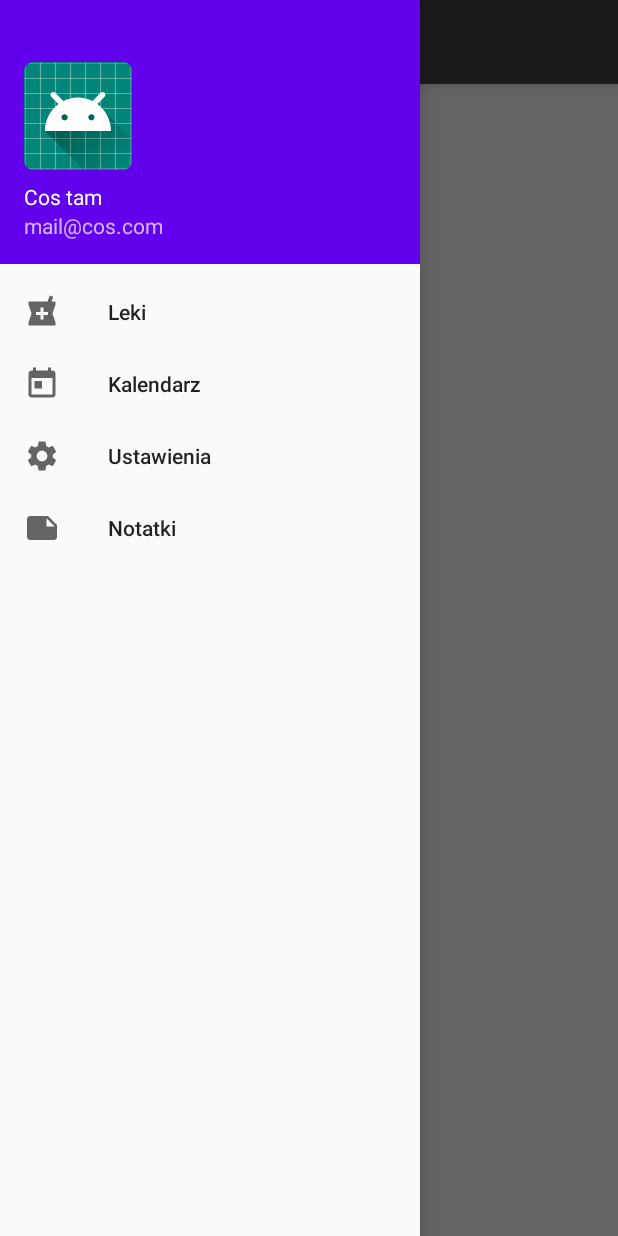
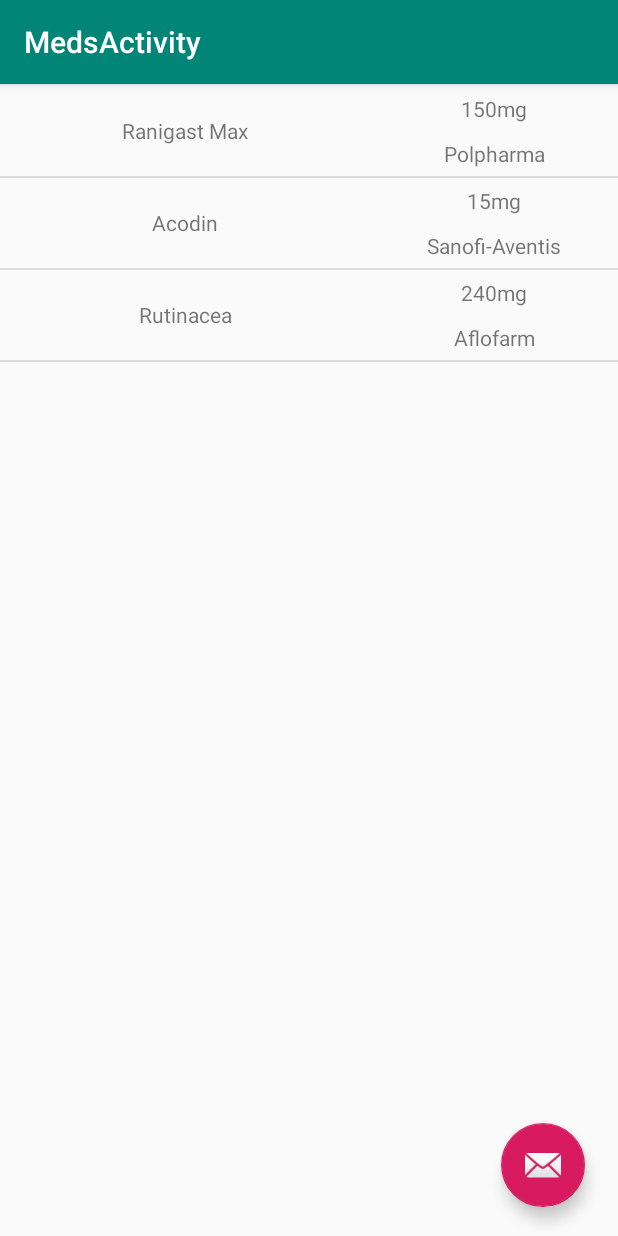
Before and after one commit to miloszg/medBase, an Android app: the screen it shows after launch (MainActivity before the commit, MedsActivity after it), after a tap on "Leki", on a phone screen of 412 x 824 dp. Run offline under Robolectric (Android 15) with nearby library versions, the phone set to English and light mode, and no system bars; 1 other tap on this screen came first.

Commit message:
created custom array adapter for listView with with medication class. List displays name, dose and manufacturer of the drug.

```diff
--- a/app/src/main/java/pl/milosz/medbase/MainActivity.java
+++ b/app/src/main/java/pl/milosz/medbase/MainActivity.java
@@ -1,15 +1,21 @@
 package pl.milosz.medbase;
 
+import android.content.Intent;
+import android.support.annotation.NonNull;
+import android.support.design.widget.BottomNavigationView;
+import android.support.design.widget.NavigationView;
 import android.support.v4.view.GravityCompat;
 import android.support.v4.widget.DrawerLayout;
 import android.support.v7.app.ActionBarDrawerToggle;
 import android.support.v7.app.AppCompatActivity;
 import android.os.Bundle;
 import android.support.v7.widget.Toolbar;
+import android.util.Log;
+import android.view.MenuItem;
 
-public class MainActivity extends AppCompatActivity {
+public class MainActivity extends AppCompatActivity implements NavigationView.OnNavigationItemSelectedListener {
 
-
+    private static final String TAG = "MainActivity";
     private DrawerLayout drawer;
 
     @Override
@@ -19,9 +25,46 @@ public class MainActivity extends AppCompatActivity {
         Toolbar toolbar = findViewById(R.id.toolbar);
         setSupportActionBar(toolbar);
         drawer = findViewById(R.id.drawer_layout);
+
+        NavigationView navigationView = findViewById(R.id.nav_view);
+        navigationView.setNavigationItemSelectedListener(this);
+
         ActionBarDrawerToggle toggle = new ActionBarDrawerToggle(this, drawer, toolbar, R.string.navigation_drawer_open, R.string.navigation_drawer_close);
         drawer.addDrawerListener(toggle);
         toggle.syncState();
+    }
+
+
+
+    @Override
+    public boolean onNavigationItemSelected(@NonNull MenuItem menuItem) {
+        switch (menuItem.getItemId()){
+            case R.id.nav_meds:
+                Log.d(TAG, "onNavigationItemSelected: clicked on meds");
+                Intent intent_med = new Intent(this, MedsActivity.class);
+                startActivity(intent_med);
+                break;
+            case R.id.nav_calendar:
+                Log.d(TAG, "onNavigationItemSelected: clicked on calendar");
+                Intent intent_cal = new Intent(this, CalendarActivity.class);
+                startActivity(intent_cal);
+                return true;
+            case R.id.nav_settings:
+                Log.d(TAG, "onNavigationItemSelected: clicked on settings");
+                Intent intent_set = new Intent(this, SettingsActivity.class);
+                startActivity(intent_set);
+                return true;
+            case R.id.nav_notes:
+                Log.d(TAG, "onNavigationItemSelected: clicked on notes");
+                Intent intent_note = new Intent(this, NotesActivity.class);
+                startActivity(intent_note);
+                return true;
+            default:
+                return false;
+        }
+
+        drawer.closeDrawer(GravityCompat.START);
+        return true;
     }
 
     @Override
--- /dev/null
+++ b/app/src/main/java/pl/milosz/medbase/Medication.java
@@ -0,0 +1,37 @@
+package pl.milosz.medbase;
+
+public class Medication {
+    private String name;
+    private String dose;
+    private String manufacturer;
+
+    public Medication(String name, String dose, String manufacturer) {
+        this.name = name;
+        this.dose = dose;
+        this.manufacturer = manufacturer;
+    }
+
+    public String getName() {
+        return name;
+    }
+
+    public String getDose() {
+        return dose;
+    }
+
+    public String getManufacturer() {
+        return manufacturer;
+    }
+
+    public void setName(String name) {
+        this.name = name;
+    }
+
+    public void setDose(String dose) {
+        this.dose = dose;
+    }
+
+    public void setManufacturer(String manufacturer) {
+        this.manufacturer = manufacturer;
+    }
+}
--- /dev/null
+++ b/app/src/main/java/pl/milosz/medbase/MedicationListAdapter.java
@@ -0,0 +1,46 @@
+package pl.milosz.medbase;
+
+import android.content.Context;
+import android.support.annotation.NonNull;
+import android.support.annotation.Nullable;
+import android.view.LayoutInflater;
+import android.view.View;
+import android.view.ViewGroup;
+import android.widget.ArrayAdapter;
+import android.widget.TextView;
+
+import java.util.ArrayList;
+import java.util.List;
+
+class MedicationListAdapter extends ArrayAdapter<Medication> {
+    private static final String TAG = "MedicationListAdapter";
+    private Context mContext;
+    private int mResource;
+
+    public MedicationListAdapter(Context context, int resource, ArrayList<Medication> objects) {
+        super(context, resource, objects);
+        mContext=context;
+        mResource=resource;
+    }
+
+
+    @NonNull
+    @Override
+    public View getView(int position, View convertView, ViewGroup parent) {
+        String name=getItem(position).getName();
+        String dose=getItem(position).getDose();
+        String manufacturer=getItem(position).getManufacturer();
+
+        Medication medication=new Medication(name,dose,manufacturer);
+        LayoutInflater inflater=LayoutInflater.from(mContext);
+        convertView=inflater.inflate(mResource,parent,false);
+        TextView textName=convertView.findViewById(R.id.textView1);
+        TextView textDose=convertView.findViewById(R.id.textView2);
+        TextView textManufacturer=convertView.findViewById(R.id.textView3);
+        textName.setText(name);
+        textDose.setText(dose);
+        textManufacturer.setText(manufacturer);
+
+        return convertView;
+    }
+}
--- /dev/null
+++ b/app/src/main/java/pl/milosz/medbase/MedsActivity.java
@@ -0,0 +1,48 @@
+package pl.milosz.medbase;
+
+import android.os.Bundle;
+import android.support.design.widget.FloatingActionButton;
+import android.support.design.widget.Snackbar;
+import android.support.v7.app.AppCompatActivity;
+import android.support.v7.widget.Toolbar;
+import android.view.View;
+import android.widget.ListView;
+
+import java.util.ArrayList;
+
+public class MedsActivity extends AppCompatActivity {
+    private static final String TAG = "MedsActivity";
+
+    @Override
+    protected void onCreate(Bundle savedInstanceState) {
+        super.onCreate(savedInstanceState);
+        setContentView(R.layout.activity_meds);
+        Toolbar toolbar = findViewById(R.id.toolbar);
+        setSupportActionBar(toolbar);
+
+        FloatingActionButton fab = findViewById(R.id.fab);
+        fab.setOnClickListener(new View.OnClickListener() {
+            @Override
+            public void onClick(View view) {
+                Snackbar.make(view, "Replace with your own action", Snackbar.LENGTH_LONG)
+                        .setAction("Action", null).show();
+            }
+        });
+
+        ListView mlistView = findViewById(R.id.medListview);
+
+        //przykladowe dane do lekow
+        Medication ranigastMax = new Medication("Ranigast Max", "150mg", "Polpharma");
+        Medication acodin = new Medication("Acodin", "15mg", "Sanofi-Aventis");
+        Medication rutinacea = new Medication("Rutinacea", "240mg", "Aflofarm");
+
+        ArrayList<Medication> medicationArrayList=new ArrayList<>();
+        medicationArrayList.add(ranigastMax);
+        medicationArrayList.add(acodin);
+        medicationArrayList.add(rutinacea);
+
+        MedicationListAdapter adapter= new MedicationListAdapter(this, R.layout.adapter_view, medicationArrayList);
+        mlistView.setAdapter(adapter);
+    }
+
+}
--- /dev/null
+++ b/app/src/main/res/layout/activity_meds.xml
@@ -0,0 +1,49 @@
+<?xml version="1.0" encoding="utf-8"?>
+<RelativeLayout xmlns:android="http://schemas.android.com/apk/res/android"
+    xmlns:app="http://schemas.android.com/apk/res-auto"
+    xmlns:tools="http://schemas.android.com/tools"
+    android:layout_width="match_parent"
+    android:layout_height="match_parent"
+    tools:context=".MedsActivity">
+
+    <android.support.design.widget.AppBarLayout
+        android:id="@+id/appBarLayout"
+        android:layout_width="match_parent"
+        android:layout_height="wrap_content"
+        android:theme="@style/AppTheme.AppBarOverlay">
+
+        <android.support.v7.widget.Toolbar
+            android:id="@+id/toolbar"
+            android:layout_width="match_parent"
+            android:layout_height="?attr/actionBarSize"
+            android:background="?attr/colorPrimary"
+            app:popupTheme="@style/AppTheme.PopupOverlay" />
+
+    </android.support.design.widget.AppBarLayout>
+
+    <include
+        android:id="@+id/include"
+        layout="@layout/content_meds" />
+
+    <android.support.design.widget.FloatingActionButton
+        android:id="@+id/fab"
+        android:layout_width="wrap_content"
+        android:layout_height="wrap_content"
+        android:layout_alignParentEnd="true"
+        android:layout_alignParentBottom="true"
+        android:layout_gravity="bottom|end"
+        android:layout_marginEnd="22dp"
+        android:layout_marginBottom="19dp"
+        app:srcCompat="@android:drawable/ic_dialog_email" />
+
+    <ListView
+        android:layout_width="match_parent"
+        android:layout_height="match_parent"
+        android:layout_alignParentStart="true"
+        android:layout_alignParentTop="true"
+        android:layout_marginStart="0dp"
+        android:layout_marginTop="57dp"
+        android:id="@+id/medListview"/>
+
+
+</RelativeLayout>
--- /dev/null
+++ b/app/src/main/res/layout/adapter_view.xml
@@ -0,0 +1,35 @@
+<?xml version="1.0" encoding="utf-8"?>
+<LinearLayout xmlns:android="http://schemas.android.com/apk/res/android"
+    android:orientation="horizontal"
+    android:layout_width="match_parent"
+    android:layout_height="match_parent"
+    android:weightSum="100">
+
+    <TextView
+        android:gravity="center"
+        android:textAlignment="center"
+        android:layout_width="match_parent"
+        android:layout_height="60dp"
+        android:id="@+id/textView1"
+        android:layout_weight="40"
+        android:text="textView1"/>
+    <LinearLayout
+        android:layout_width="match_parent"
+        android:layout_height="wrap_content"
+        android:orientation="vertical"
+        android:layout_weight="60">
+        <TextView
+            android:layout_width="match_parent"
+            android:layout_height="30dp"
+            android:gravity="center"
+            android:text="Textview2"
+            android:id="@+id/textView2"/>
+        <TextView
+            android:layout_width="match_parent"
+            android:layout_height="30dp"
+            android:gravity="center"
+            android:text="Textview3"
+            android:id="@+id/textView3"/>
+    </LinearLayout>
+
+</LinearLayout>
--- /dev/null
+++ b/app/src/main/res/layout/content_meds.xml
@@ -0,0 +1,11 @@
+<?xml version="1.0" encoding="utf-8"?>
+<android.support.constraint.ConstraintLayout xmlns:android="http://schemas.android.com/apk/res/android"
+    xmlns:app="http://schemas.android.com/apk/res-auto"
+    xmlns:tools="http://schemas.android.com/tools"
+    android:layout_width="match_parent"
+    android:layout_height="match_parent"
+    app:layout_behavior="@string/appbar_scrolling_view_behavior"
+    tools:context=".MedsActivity"
+    tools:showIn="@layout/activity_meds">
+
+</android.support.constraint.ConstraintLayout>
--- /dev/null
+++ b/app/src/main/res/values/dimens.xml
@@ -0,0 +1,3 @@
+<resources>
+    <dimen name="fab_margin">16dp</dimen>
+</resources>
--- a/app/src/main/res/values/strings.xml
+++ b/app/src/main/res/values/strings.xml
@@ -2,4 +2,5 @@
     <string name="app_name">MedBase</string>
     <string name="navigation_drawer_open">Open navigation drawer</string>
     <string name="navigation_drawer_close">Close navigation drawer</string>
+    <string name="title_activity_meds">MedsActivity</string>
 </resources>
--- a/app/src/main/res/values/styles.xml
+++ b/app/src/main/res/values/styles.xml
@@ -9,4 +9,13 @@
         <item name="android:statusBarColor">@android:color/transparent</item>
     </style>
 
+    <style name="AppTheme.NoActionBar">
+        <item name="windowActionBar">false</item>
+        <item name="windowNoTitle">true</item>
+    </style>
+
+    <style name="AppTheme.AppBarOverlay" parent="ThemeOverlay.AppCompat.Dark.ActionBar" />
+
+    <style name="AppTheme.PopupOverlay" parent="ThemeOverlay.AppCompat.Light" />
+
 </resources>
```
Also changed, not shown: app/src/main/AndroidManifest.xml (+7 -0 lines), app/src/main/java/pl/milosz/medbase/CalendarActivity.java (added, +13 -0 lines), app/src/main/java/pl/milosz/medbase/NotesActivity.java (added, +13 -0 lines), app/src/main/java/pl/milosz/medbase/SettingsActivity.java (added, +13 -0 lines), app/src/main/res/layout/activity_calendar.xml (added, +9 -0 lines), app/src/main/res/layout/activity_main.xml (+25 -3 lines), app/src/main/res/layout/activity_notes.xml (added, +9 -0 lines), app/src/main/res/layout/activity_settings.xml (added, +9 -0 lines).
